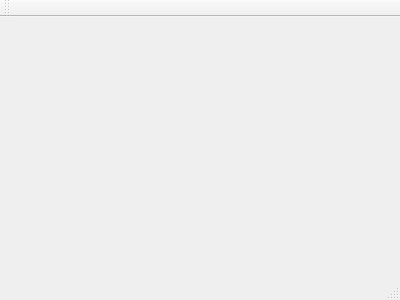
The window that Img2Movie/mainwindow.ui (ginozh/my_wmm) describes before a commit, drawn with Qt 5.
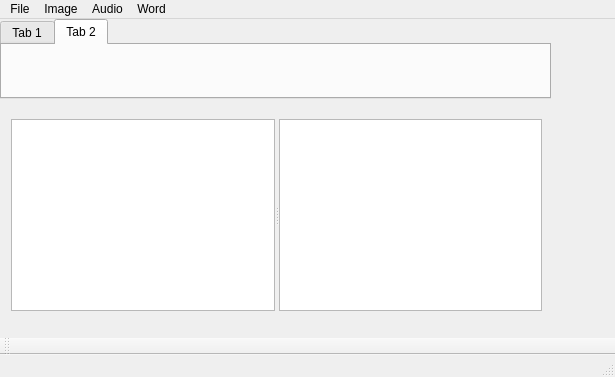
The same window after the commit.

Commit message: highlight selected image

Diff of the .ui file:
```diff
--- a/Img2Movie/mainwindow.ui
+++ b/Img2Movie/mainwindow.ui
@@ -1,24 +1,132 @@
 <ui version="4.0">
  <class>MainWindow</class>
- <widget class="QMainWindow" name="MainWindow" >
-  <property name="geometry" >
+ <widget class="QMainWindow" name="MainWindow">
+  <property name="geometry">
    <rect>
     <x>0</x>
     <y>0</y>
-    <width>400</width>
-    <height>300</height>
+    <width>615</width>
+    <height>377</height>
    </rect>
   </property>
   <property name="windowTitle" >
    <string>MainWindow</string>
   </property>
-  <widget class="QMenuBar" name="menuBar" />
-  <widget class="QToolBar" name="mainToolBar" />
-  <widget class="QWidget" name="centralWidget" />
-  <widget class="QStatusBar" name="statusBar" />
+  <widget class="QWidget" name="centralWidget">
+   <widget class="QTabWidget" name="tabWidget">
+    <property name="geometry">
+     <rect>
+      <x>0</x>
+      <y>0</y>
+      <width>551</width>
+      <height>80</height>
+     </rect>
+    </property>
+    <property name="currentIndex">
+     <number>1</number>
+    </property>
+    <widget class="QWidget" name="tab">
+     <attribute name="title">
+      <string>Tab 1</string>
+     </attribute>
+    </widget>
+    <widget class="QWidget" name="tab_2">
+     <attribute name="title">
+      <string>Tab 2</string>
+     </attribute>
+    </widget>
+   </widget>
+   <widget class="QSplitter" name="splitter_2">
+    <property name="geometry">
+     <rect>
+      <x>11</x>
+      <y>100</y>
+      <width>531</width>
+      <height>192</height>
+     </rect>
+    </property>
+    <property name="orientation">
+     <enum>Qt::Horizontal</enum>
+    </property>
+    <widget class="QGraphicsView" name="graphicsView_2"/>
+    <widget class="QGraphicsView" name="graphicsView"/>
+   </widget>
+  </widget>
+  <widget class="QMenuBar" name="menuBar">
+   <property name="geometry">
+    <rect>
+     <x>0</x>
+     <y>0</y>
+     <width>615</width>
+     <height>21</height>
+    </rect>
+   </property>
+   <widget class="QMenu" name="menuFile">
+    <property name="title">
+     <string>File</string>
+    </property>
+    <addaction name="actionLoad_Image"/>
+    <addaction name="actionSave_as"/>
+   </widget>
+   <widget class="QMenu" name="menuPicture">
+    <property name="title">
+     <string>Image</string>
+    </property>
+    <addaction name="actionInsert_Image"/>
+   </widget>
+   <widget class="QMenu" name="menuAudio">
+    <property name="title">
+     <string>Audio</string>
+    </property>
+    <addaction name="actionInsert_Audio"/>
+   </widget>
+   <widget class="QMenu" name="menuWord">
+    <property name="title">
+     <string>Word</string>
+    </property>
+    <addaction name="actionInsert_Word"/>
+   </widget>
+   <addaction name="menuFile"/>
+   <addaction name="menuPicture"/>
+   <addaction name="menuAudio"/>
+   <addaction name="menuWord"/>
+  </widget>
+  <widget class="QToolBar" name="mainToolBar">
+   <attribute name="toolBarArea">
+    <enum>BottomToolBarArea</enum>
+   </attribute>
+   <attribute name="toolBarBreak">
+    <bool>false</bool>
+   </attribute>
+  </widget>
+  <widget class="QStatusBar" name="statusBar"/>
+  <action name="actionLoad_Image">
+   <property name="text">
+    <string>Load Image</string>
+   </property>
+  </action>
+  <action name="actionInsert_Image">
+   <property name="text">
+    <string>Insert Image</string>
+   </property>
+  </action>
+  <action name="actionInsert_Audio">
+   <property name="text">
+    <string>Insert Audio</string>
+   </property>
+  </action>
+  <action name="actionInsert_Word">
+   <property name="text">
+    <string>Insert Word</string>
+   </property>
+  </action>
+  <action name="actionSave_as">
+   <property name="text">
+    <string>Save as</string>
+   </property>
+  </action>
  </widget>
- <layoutDefault spacing="6" margin="11" />
- <pixmapfunction></pixmapfunction>
+ <layoutdefault spacing="6" margin="11"/>
  <resources/>
  <connections/>
 </ui>
```
Left out of the diff: 3 changed lines with no effect on the pictures. The commit also changes 25 other files.
